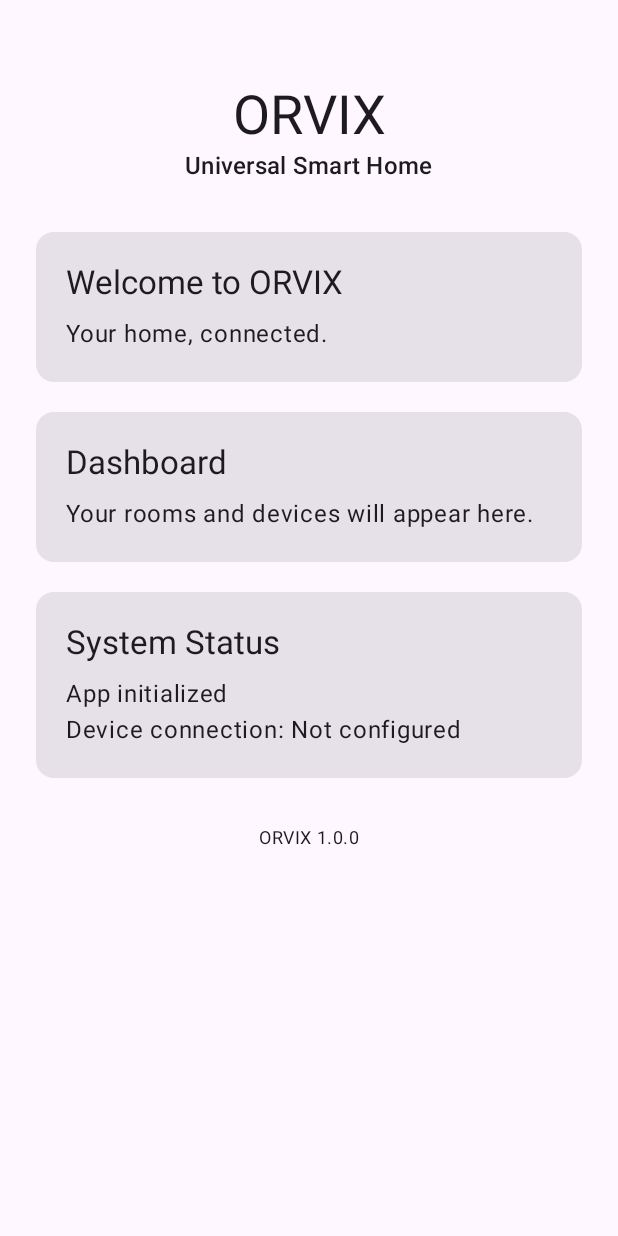
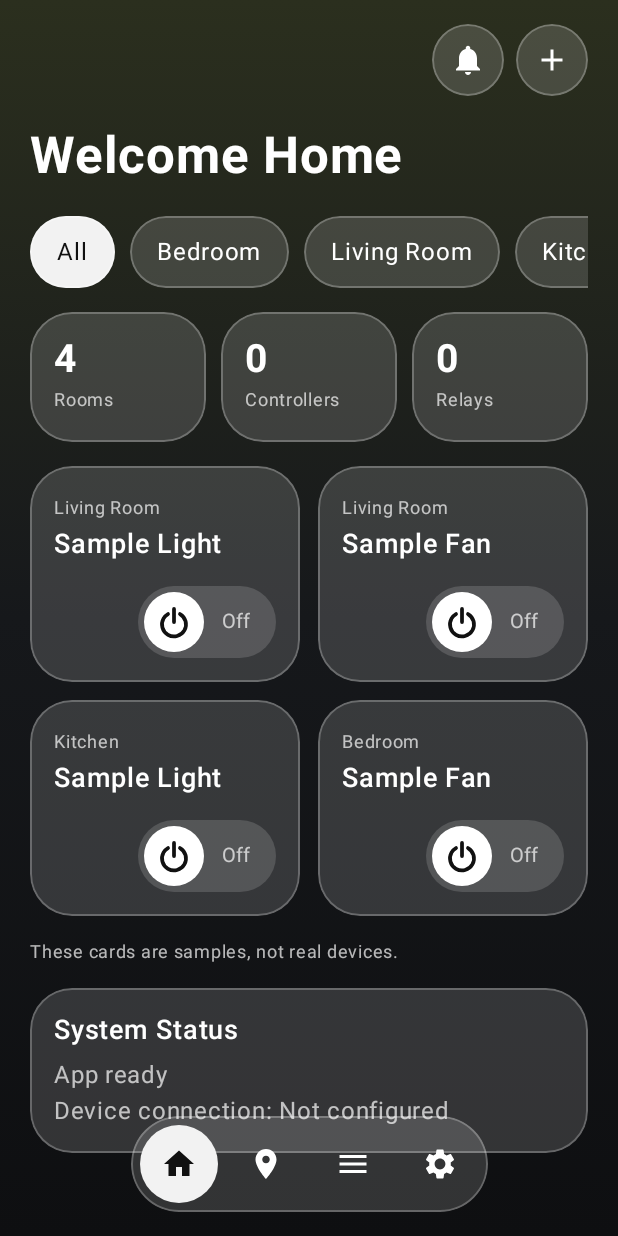
Before and after one commit to mohammadsobujmatubbar-cmyk/ORVIX, an Android app built with Jetpack Compose: the screen it shows after launch (MainActivity), on a phone screen of 412 x 824 dp. Run offline under Robolectric (Android 15) with nearby library versions, the phone set to English and light mode, and no system bars.

Commit message:
Phase 1: glass UI foundation

```diff
--- /dev/null
+++ b/app/src/main/java/com/orvix/smarthome/Components.kt
@@ -0,0 +1,177 @@
+package com.orvix.smarthome
+
+import androidx.compose.foundation.Canvas
+import androidx.compose.foundation.background
+import androidx.compose.foundation.border
+import androidx.compose.foundation.clickable
+import androidx.compose.foundation.layout.*
+import androidx.compose.foundation.shape.CircleShape
+import androidx.compose.foundation.shape.RoundedCornerShape
+import androidx.compose.material3.Icon
+import androidx.compose.material3.Text
+import androidx.compose.runtime.Composable
+import androidx.compose.ui.Alignment
+import androidx.compose.ui.Modifier
+import androidx.compose.ui.draw.clip
+import androidx.compose.ui.geometry.Offset
+import androidx.compose.ui.geometry.Size
+import androidx.compose.ui.graphics.Color
+import androidx.compose.ui.graphics.StrokeCap
+import androidx.compose.ui.graphics.drawscope.Stroke
+import androidx.compose.ui.graphics.vector.ImageVector
+import androidx.compose.ui.text.font.FontWeight
+import androidx.compose.ui.unit.dp
+import androidx.compose.ui.unit.sp
+
+data class NavItem(val icon: ImageVector, val label: String)
+
+@Composable
+fun GlassCard(modifier: Modifier = Modifier, content: @Composable ColumnScope.() -> Unit) {
+    val g = LocalGlass.current
+    Column(
+        modifier = modifier
+            .clip(RoundedCornerShape(28.dp))
+            .background(g.card)
+            .border(1.dp, g.cardBorder, RoundedCornerShape(28.dp))
+            .padding(16.dp),
+        content = content
+    )
+}
+
+@Composable
+fun GlassChip(text: String, selected: Boolean, onClick: () -> Unit) {
+    val g = LocalGlass.current
+    Box(
+        Modifier
+            .clip(CircleShape)
+            .background(if (selected) g.chipSelected else g.chip)
+            .border(1.dp, g.cardBorder, CircleShape)
+            .clickable(onClick = onClick)
+            .padding(horizontal = 18.dp, vertical = 12.dp)
+    ) {
+        Text(text, color = if (selected) g.chipSelectedText else g.text)
+    }
+}
+
+@Composable
+fun RoundIcon(icon: ImageVector, desc: String) {
+    val g = LocalGlass.current
+    Box(
+        Modifier
+            .size(48.dp)
+            .clip(CircleShape)
+            .background(g.card)
+            .border(1.dp, g.cardBorder, CircleShape),
+        contentAlignment = Alignment.Center
+    ) {
+        Icon(icon, contentDescription = desc, tint = g.text)
+    }
+}
+
+@Composable
+fun PowerIcon(color: Color) {
+    Canvas(Modifier.size(20.dp)) {
+        val w = size.width
+        val h = size.height
+        val sw = 2.5.dp.toPx()
+        drawArc(
+            color = color,
+            startAngle = -60f,
+            sweepAngle = 300f,
+            useCenter = false,
+            topLeft = Offset(w * 0.1f, h * 0.18f),
+            size = Size(w * 0.8f, h * 0.8f),
+            style = Stroke(width = sw, cap = StrokeCap.Round)
+        )
+        drawLine(color, Offset(w / 2f, sw / 2f), Offset(w / 2f, h * 0.5f), strokeWidth = sw, cap = StrokeCap.Round)
+    }
+}
+
+@Composable
+fun PowerDot(on: Boolean) {
+    Box(
+        Modifier
+            .size(40.dp)
+            .clip(CircleShape)
+            .background(if (on) Accent else Color.White),
+        contentAlignment = Alignment.Center
+    ) {
+        PowerIcon(Color(0xFF111111))
+    }
+}
+
+@Composable
+fun PowerPill(isOn: Boolean, label: String, onToggle: () -> Unit) {
+    val g = LocalGlass.current
+    Row(
+        Modifier
+            .clip(CircleShape)
+            .background(g.chip)
+            .clickable(onClick = onToggle)
+            .padding(4.dp),
+        verticalAlignment = Alignment.CenterVertically
+    ) {
+        if (isOn) {
+            Text(label, color = g.subText, fontSize = 13.sp, modifier = Modifier.padding(horizontal = 12.dp))
+            PowerDot(true)
+        } else {
+            PowerDot(false)
+            Text(label, color = g.subText, fontSize = 13.sp, modifier = Modifier.padding(horizontal = 12.dp))
+        }
+    }
+}
+
+@Composable
+fun DeviceCard(
+    room: String, name: String, isOn: Boolean, onLabel: String, offLabel: String,
+    onToggle: () -> Unit, modifier: Modifier = Modifier
+) {
+    val g = LocalGlass.current
+    GlassCard(modifier) {
+        Text(room, color = g.subText, fontSize = 12.sp)
+        Text(name, color = g.text, fontSize = 18.sp, fontWeight = FontWeight.Medium)
+        Spacer(Modifier.height(16.dp))
+        Row(Modifier.fillMaxWidth(), horizontalArrangement = Arrangement.End) {
+            PowerPill(isOn, if (isOn) onLabel else offLabel, onToggle)
+        }
+    }
+}
+
+@Composable
+fun StatCard(label: String, value: String, modifier: Modifier = Modifier) {
+    val g = LocalGlass.current
+    GlassCard(modifier) {
+        Text(value, color = g.text, fontSize = 26.sp, fontWeight = FontWeight.Bold)
+        Text(label, color = g.subText, fontSize = 12.sp)
+    }
+}
+
+@Composable
+fun GlassBottomBar(items: List<NavItem>, selected: Int, onSelect: (Int) -> Unit, modifier: Modifier = Modifier) {
+    val g = LocalGlass.current
+    Row(
+        modifier
+            .clip(CircleShape)
+            .background(g.card)
+            .border(1.dp, g.cardBorder, CircleShape)
+            .padding(6.dp),
+        horizontalArrangement = Arrangement.spacedBy(6.dp)
+    ) {
+        items.forEachIndexed { i, item ->
+            Box(
+                Modifier
+                    .size(52.dp)
+                    .clip(CircleShape)
+                    .background(if (i == selected) g.chipSelected else Color.Transparent)
+                    .clickable { onSelect(i) },
+                contentAlignment = Alignment.Center
+            ) {
+                Icon(
+                    item.icon,
+                    contentDescription = item.label,
+                    tint = if (i == selected) g.chipSelectedText else g.text
+                )
+            }
+        }
+    }
+}
--- a/app/src/main/java/com/orvix/smarthome/MainActivity.kt
+++ b/app/src/main/java/com/orvix/smarthome/MainActivity.kt
@@ -3,93 +3,35 @@ package com.orvix.smarthome
 import android.os.Bundle
 import androidx.activity.ComponentActivity
 import androidx.activity.compose.setContent
-import androidx.compose.foundation.layout.*
-import androidx.compose.foundation.rememberScrollState
-import androidx.compose.foundation.verticalScroll
-import androidx.compose.material3.*
-import androidx.compose.ui.Alignment
-import androidx.compose.ui.Modifier
-import androidx.compose.ui.unit.dp
-import androidx.compose.ui.unit.sp
+import androidx.compose.runtime.getValue
+import androidx.compose.runtime.mutableStateOf
+import androidx.compose.runtime.remember
+import androidx.compose.runtime.setValue
 
 class MainActivity : ComponentActivity() {
     override fun onCreate(savedInstanceState: Bundle?) {
         super.onCreate(savedInstanceState)
-
+        val prefs = getSharedPreferences("orvix_settings", MODE_PRIVATE)
+        val savedTheme = try {
+            ThemeMode.valueOf(prefs.getString("theme", ThemeMode.DARK.name) ?: ThemeMode.DARK.name)
+        } catch (e: Exception) {
+            ThemeMode.DARK
+        }
+        val savedLang = try {
+            Lang.valueOf(prefs.getString("lang", Lang.EN.name) ?: Lang.EN.name)
+        } catch (e: Exception) {
+            Lang.EN
+        }
         setContent {
-            MaterialTheme {
-                Surface(
-                    modifier = Modifier.fillMaxSize(),
-                    color = MaterialTheme.colorScheme.background
-                ) {
-                    Column(
-                        modifier = Modifier
-                            .fillMaxSize()
-                            .verticalScroll(rememberScrollState())
-                            .padding(24.dp),
-                        horizontalAlignment = Alignment.CenterHorizontally
-                    ) {
-                        Spacer(Modifier.height(32.dp))
-
-                        Text(
-                            text = "ORVIX",
-                            style = MaterialTheme.typography.headlineLarge,
-                            fontSize = 36.sp
-                        )
-
-                        Text(
-                            text = "Universal Smart Home",
-                            style = MaterialTheme.typography.titleMedium
-                        )
-
-                        Spacer(Modifier.height(32.dp))
-
-                        Card(modifier = Modifier.fillMaxWidth()) {
-                            Column(Modifier.padding(20.dp)) {
-                                Text(
-                                    "Welcome to ORVIX",
-                                    style = MaterialTheme.typography.titleLarge
-                                )
-                                Spacer(Modifier.height(8.dp))
-                                Text("Your home, connected.")
-                            }
-                        }
-
-                        Spacer(Modifier.height(20.dp))
-
-                        Card(modifier = Modifier.fillMaxWidth()) {
-                            Column(Modifier.padding(20.dp)) {
-                                Text(
-                                    "Dashboard",
-                                    style = MaterialTheme.typography.titleLarge
-                                )
-                                Spacer(Modifier.height(8.dp))
-                                Text("Your rooms and devices will appear here.")
-                            }
-                        }
-
-                        Spacer(Modifier.height(20.dp))
-
-                        Card(modifier = Modifier.fillMaxWidth()) {
-                            Column(Modifier.padding(20.dp)) {
-                                Text(
-                                    "System Status",
-                                    style = MaterialTheme.typography.titleLarge
-                                )
-                                Spacer(Modifier.height(8.dp))
-                                Text("App initialized")
-                                Text("Device connection: Not configured")
-                            }
-                        }
-
-                        Spacer(Modifier.height(32.dp))
-
-                        Text(
-                            text = "ORVIX 1.0.0",
-                            style = MaterialTheme.typography.bodySmall
-                        )
-                    }
-                }
+            var mode by remember { mutableStateOf(savedTheme) }
+            var lang by remember { mutableStateOf(savedLang) }
+            OrvixTheme(mode) {
+                OrvixApp(
+                    lang = lang,
+                    mode = mode,
+                    onTheme = { mode = it; prefs.edit().putString("theme", it.name).apply() },
+                    onLang = { lang = it; prefs.edit().putString("lang", it.name).apply() }
+                )
             }
         }
     }
--- /dev/null
+++ b/app/src/main/java/com/orvix/smarthome/Screens.kt
@@ -0,0 +1,185 @@
+package com.orvix.smarthome
+
+import androidx.compose.foundation.background
+import androidx.compose.foundation.layout.*
+import androidx.compose.foundation.lazy.LazyRow
+import androidx.compose.foundation.lazy.itemsIndexed
+import androidx.compose.foundation.rememberScrollState
+import androidx.compose.foundation.verticalScroll
+import androidx.compose.material.icons.Icons
+import androidx.compose.material.icons.filled.Add
+import androidx.compose.material.icons.filled.Home
+import androidx.compose.material.icons.filled.Menu
+import androidx.compose.material.icons.filled.Notifications
+import androidx.compose.material.icons.filled.Place
+import androidx.compose.material.icons.filled.Settings
+import androidx.compose.material3.Text
+import androidx.compose.runtime.Composable
+import androidx.compose.runtime.getValue
+import androidx.compose.runtime.mutableStateMapOf
+import androidx.compose.runtime.mutableStateOf
+import androidx.compose.runtime.remember
+import androidx.compose.runtime.setValue
+import androidx.compose.ui.Alignment
+import androidx.compose.ui.Modifier
+import androidx.compose.ui.text.font.FontWeight
+import androidx.compose.ui.unit.dp
+import androidx.compose.ui.unit.sp
+
+data class DemoDevice(val id: Int, val roomIndex: Int, val name: String)
+
+@Composable
+fun HomeScreen(
+    s: Strings, rooms: List<String>, devices: List<DemoDevice>,
+    states: MutableMap<Int, Boolean>, modifier: Modifier = Modifier
+) {
+    val g = LocalGlass.current
+    var selected by remember { mutableStateOf(-1) }
+    val shown = if (selected < 0) devices else devices.filter { it.roomIndex == selected }
+    Column(modifier.verticalScroll(rememberScrollState()).padding(horizontal = 20.dp)) {
+        Spacer(Modifier.height(16.dp))
+        Row(Modifier.fillMaxWidth(), horizontalArrangement = Arrangement.spacedBy(8.dp, Alignment.End)) {
+            RoundIcon(Icons.Default.Notifications, "Notifications")
+            RoundIcon(Icons.Default.Add, "Add")
+        }
+        Spacer(Modifier.height(20.dp))
+        Text(s.welcome, color = g.text, fontSize = 34.sp, fontWeight = FontWeight.Bold, lineHeight = 40.sp)
+        Spacer(Modifier.height(20.dp))
+        LazyRow(horizontalArrangement = Arrangement.spacedBy(10.dp)) {
+            item { GlassChip(s.all, selected < 0) { selected = -1 } }
+            itemsIndexed(rooms) { i, r -> GlassChip(r, selected == i) { selected = i } }
+        }
+        Spacer(Modifier.height(16.dp))
+        Row(Modifier.fillMaxWidth(), horizontalArrangement = Arrangement.spacedBy(10.dp)) {
+            StatCard(s.totalRooms, rooms.size.toString(), Modifier.weight(1f))
+            StatCard(s.controllers, "0", Modifier.weight(1f))
+            StatCard(s.relays, "0", Modifier.weight(1f))
+        }
+        Spacer(Modifier.height(16.dp))
+        shown.chunked(2).forEach { pair ->
+            Row(
+                Modifier.fillMaxWidth().padding(bottom = 12.dp),
+                horizontalArrangement = Arrangement.spacedBy(12.dp)
+            ) {
+                pair.forEach { d ->
+                    DeviceCard(
+                        room = rooms[d.roomIndex], name = d.name,
+                        isOn = states[d.id] == true, onLabel = s.on, offLabel = s.off,
+                        onToggle = { states[d.id] = states[d.id] != true },
+                        modifier = Modifier.weight(1f)
+                    )
+                }
+                if (pair.size == 1) Spacer(Modifier.weight(1f))
+            }
+        }
+        Text(s.sampleNote, color = g.subText, fontSize = 12.sp)
+        Spacer(Modifier.height(12.dp))
+        GlassCard(Modifier.fillMaxWidth()) {
+            Text(s.systemStatus, color = g.text, fontSize = 18.sp, fontWeight = FontWeight.Medium)
+            Spacer(Modifier.height(6.dp))
+            Text(s.appReady, color = g.subText)
+            Text(s.notConfigured, color = g.subText)
+        }
+        Spacer(Modifier.height(120.dp))
+    }
+}
+
+@Composable
+fun RoomsScreen(s: Strings, rooms: List<String>, modifier: Modifier = Modifier) {
+    val g = LocalGlass.current
+    Column(modifier.verticalScroll(rememberScrollState()).padding(horizontal = 20.dp)) {
+        Spacer(Modifier.height(24.dp))
+        Text(s.rooms, color = g.text, fontSize = 30.sp, fontWeight = FontWeight.Bold)
+        Spacer(Modifier.height(16.dp))
+        rooms.forEach { r ->
+            GlassCard(Modifier.fillMaxWidth().padding(bottom = 12.dp)) {
+                Text(r, color = g.text, fontSize = 18.sp, fontWeight = FontWeight.Medium)
+                Text("0 " + s.controllers, color = g.subText, fontSize = 13.sp)
+            }
+        }
+        Text(s.roomsNote, color = g.subText, fontSize = 13.sp)
+        Spacer(Modifier.height(120.dp))
+    }
+}
+
+@Composable
+fun DevicesScreen(s: Strings, modifier: Modifier = Modifier) {
+    val g = LocalGlass.current
+    Column(modifier.verticalScroll(rememberScrollState()).padding(horizontal = 20.dp)) {
+        Spacer(Modifier.height(24.dp))
+        Text(s.devices, color = g.text, fontSize = 30.sp, fontWeight = FontWeight.Bold)
+        Spacer(Modifier.height(16.dp))
+        GlassCard(Modifier.fillMaxWidth()) {
+            Text(s.devicesEmpty, color = g.subText)
+        }
+        Spacer(Modifier.height(120.dp))
+    }
+}
+
+@Composable
+fun SettingsScreen(
+    s: Strings, lang: Lang, mode: ThemeMode,
+    onLang: (Lang) -> Unit, onTheme: (ThemeMode) -> Unit, modifier: Modifier = Modifier
+) {
+    val g = LocalGlass.current
+    Column(modifier.verticalScroll(rememberScrollState()).padding(horizontal = 20.dp)) {
+        Spacer(Modifier.height(24.dp))
+        Text(s.settings, color = g.text, fontSize = 30.sp, fontWeight = FontWeight.Bold)
+        Spacer(Modifier.height(16.dp))
+        GlassCard(Modifier.fillMaxWidth()) {
+            Text(s.theme, color = g.text, fontSize = 18.sp, fontWeight = FontWeight.Medium)
+            Spacer(Modifier.height(10.dp))
+            Row(horizontalArrangement = Arrangement.spacedBy(8.dp)) {
+                GlassChip(s.themeSystem, mode == ThemeMode.SYSTEM) { onTheme(ThemeMode.SYSTEM) }
+                GlassChip(s.themeDark, mode == ThemeMode.DARK) { onTheme(ThemeMode.DARK) }
+                GlassChip(s.themeLight, mode == ThemeMode.LIGHT) { onTheme(ThemeMode.LIGHT) }
+            }
+        }
+        Spacer(Modifier.height(12.dp))
+        GlassCard(Modifier.fillMaxWidth()) {
+            Text(s.language, color = g.text, fontSize = 18.sp, fontWeight = FontWeight.Medium)
+            Spacer(Modifier.height(10.dp))
+            Row(horizontalArrangement = Arrangement.spacedBy(8.dp)) {
+                GlassChip("English", lang == Lang.EN) { onLang(Lang.EN) }
+                GlassChip("বাংলা", lang == Lang.BN) { onLang(Lang.BN) }
+            }
+        }
+        Spacer(Modifier.height(20.dp))
+        Text("ORVIX 1.0.0", color = g.subText, fontSize = 13.sp)
+        Spacer(Modifier.height(120.dp))
+    }
+}
+
+@Composable
+fun OrvixApp(lang: Lang, mode: ThemeMode, onTheme: (ThemeMode) -> Unit, onLang: (Lang) -> Unit) {
+    val s = strings(lang)
+    val g = LocalGlass.current
+    var tab by remember { mutableStateOf(0) }
+    val states = remember { mutableStateMapOf<Int, Boolean>() }
+    val rooms = listOf(s.bedroom, s.livingRoom, s.kitchen, s.diningRoom)
+    val devices = listOf(
+        DemoDevice(1, 1, s.sampleLight),
+        DemoDevice(2, 1, s.sampleFan),
+        DemoDevice(3, 2, s.sampleLight),
+        DemoDevice(4, 0, s.sampleFan)
+    )
+    val items = listOf(
+        NavItem(Icons.Default.Home, s.home),
+        NavItem(Icons.Default.Place, s.rooms),
+        NavItem(Icons.Default.Menu, s.devices),
+        NavItem(Icons.Default.Settings, s.settings)
+    )
+    Box(Modifier.fillMaxSize().background(g.background).statusBarsPadding()) {
+        val full = Modifier.fillMaxSize()
+        when (tab) {
+            0 -> HomeScreen(s, rooms, devices, states, full)
+            1 -> RoomsScreen(s, rooms, full)
+            2 -> DevicesScreen(s, full)
+            else -> SettingsScreen(s, lang, mode, onLang, onTheme, full)
+        }
+        GlassBottomBar(
+            items, tab, { tab = it },
+            Modifier.align(Alignment.BottomCenter).navigationBarsPadding().padding(bottom = 16.dp)
+        )
+    }
+}
--- /dev/null
+++ b/app/src/main/java/com/orvix/smarthome/Strings.kt
@@ -0,0 +1,44 @@
+package com.orvix.smarthome
+
+enum class Lang { EN, BN }
+
+data class Strings(
+    val welcome: String, val home: String, val rooms: String, val devices: String, val settings: String,
+    val all: String, val on: String, val off: String,
+    val bedroom: String, val livingRoom: String, val kitchen: String, val diningRoom: String,
+    val totalRooms: String, val controllers: String, val relays: String,
+    val systemStatus: String, val appReady: String, val notConfigured: String,
+    val theme: String, val themeSystem: String, val themeDark: String, val themeLight: String,
+    val language: String, val roomsNote: String, val devicesEmpty: String,
+    val sampleLight: String, val sampleFan: String, val sampleNote: String
+)
+
+private val en = Strings(
+    welcome = "Welcome Home", home = "Home", rooms = "Rooms", devices = "Devices", settings = "Settings",
+    all = "All", on = "On", off = "Off",
+    bedroom = "Bedroom", livingRoom = "Living Room", kitchen = "Kitchen", diningRoom = "Dining Room",
+    totalRooms = "Rooms", controllers = "Controllers", relays = "Relays",
+    systemStatus = "System Status", appReady = "App ready", notConfigured = "Device connection: Not configured",
+    theme = "Theme", themeSystem = "System", themeDark = "Dark", themeLight = "Light",
+    language = "Language",
+    roomsNote = "Add, rename and delete rooms will arrive in Phase 2.",
+    devicesEmpty = "No controllers added yet. Adding ESP32/ESP8266 arrives in Phase 2.",
+    sampleLight = "Sample Light", sampleFan = "Sample Fan",
+    sampleNote = "These cards are samples, not real devices."
+)
+
+private val bn = Strings(
+    welcome = "স্বাগতম, আপনার বাসায়", home = "হোম", rooms = "রুম", devices = "ডিভাইস", settings = "সেটিংস",
+    all = "সব", on = "চালু", off = "বন্ধ",
+    bedroom = "বেডরুম", livingRoom = "লিভিং রুম", kitchen = "রান্নাঘর", diningRoom = "ডাইনিং রুম",
+    totalRooms = "রুম", controllers = "কন্ট্রোলার", relays = "রিলে",
+    systemStatus = "সিস্টেম স্ট্যাটাস", appReady = "অ্যাপ প্রস্তুত", notConfigured = "ডিভাইস সংযোগ: কনফিগার করা হয়নি",
+    theme = "থিম", themeSystem = "সিস্টেম", themeDark = "ডার্ক", themeLight = "লাইট",
+    language = "ভাষা",
+    roomsNote = "রুম যোগ, নাম পরিবর্তন ও মুছে ফেলা Phase 2-এ আসবে।",
+    devicesEmpty = "এখনো কোনো কন্ট্রোলার যোগ করা হয়নি। ESP32/ESP8266 যোগ করার সুবিধা Phase 2-এ আসবে।",
+    sampleLight = "নমুনা লাইট", sampleFan = "নমুনা ফ্যান",
+    sampleNote = "কার্ডগুলো শুধু নমুনা, আসল ডিভাইস নয়।"
+)
+
+fun strings(lang: Lang): Strings = if (lang == Lang.BN) bn else en
--- /dev/null
+++ b/app/src/main/java/com/orvix/smarthome/Theme.kt
@@ -0,0 +1,62 @@
+package com.orvix.smarthome
+
+import androidx.compose.foundation.isSystemInDarkTheme
+import androidx.compose.material3.MaterialTheme
+import androidx.compose.material3.darkColorScheme
+import androidx.compose.material3.lightColorScheme
+import androidx.compose.runtime.Composable
+import androidx.compose.runtime.CompositionLocalProvider
+import androidx.compose.runtime.staticCompositionLocalOf
+import androidx.compose.ui.graphics.Brush
+import androidx.compose.ui.graphics.Color
+
+enum class ThemeMode { SYSTEM, DARK, LIGHT }
+
+val Accent = Color(0xFFFFE600)
+
+data class GlassColors(
+    val background: Brush,
+    val card: Color,
+    val cardBorder: Color,
+    val text: Color,
+    val subText: Color,
+    val chip: Color,
+    val chipSelected: Color,
+    val chipSelectedText: Color
+)
+
+fun glassColors(dark: Boolean): GlassColors =
+    if (dark) GlassColors(
+        background = Brush.verticalGradient(listOf(Color(0xFF2B2F1E), Color(0xFF16181B), Color(0xFF0E0F11))),
+        card = Color(0x26FFFFFF),
+        cardBorder = Color(0x40FFFFFF),
+        text = Color.White,
+        subText = Color(0xB3FFFFFF),
+        chip = Color(0x26FFFFFF),
+        chipSelected = Color(0xFFF2F2F2),
+        chipSelectedText = Color(0xFF111111)
+    ) else GlassColors(
+        background = Brush.verticalGradient(listOf(Color(0xFFE6EBF4), Color(0xFFF7F4FB), Color(0xFFDCE2EE))),
+        card = Color(0x99FFFFFF),
+        cardBorder = Color(0x33000000),
+        text = Color(0xFF14161A),
+        subText = Color(0xB314161A),
+        chip = Color(0x66FFFFFF),
+        chipSelected = Color(0xFF14161A),
+        chipSelectedText = Color.White
+    )
+
+val LocalGlass = staticCompositionLocalOf { glassColors(true) }
+
+@Composable
+fun OrvixTheme(mode: ThemeMode, content: @Composable () -> Unit) {
+    val dark = when (mode) {
+        ThemeMode.SYSTEM -> isSystemInDarkTheme()
+        ThemeMode.DARK -> true
+        ThemeMode.LIGHT -> false
+    }
+    val scheme = if (dark) darkColorScheme(primary = Accent) else lightColorScheme(primary = Color(0xFF6B5F00))
+    CompositionLocalProvider(LocalGlass provides glassColors(dark)) {
+        MaterialTheme(colorScheme = scheme, content = content)
+    }
+}
```
